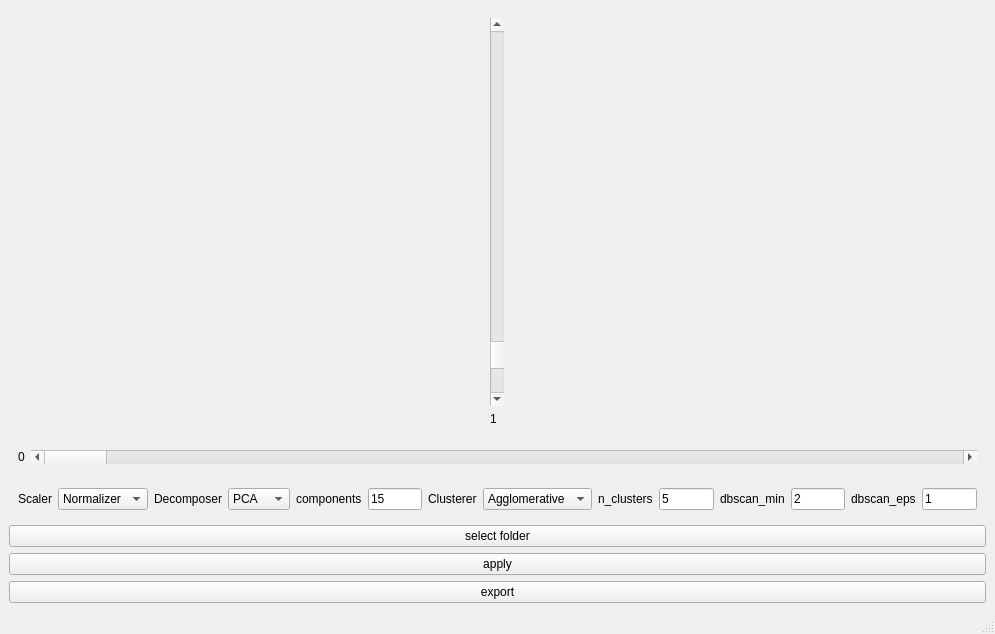
Above: gui/gui_form.ui from FrederikLauf/Image-Clustering-Tool before the change. Below: the same form after it.
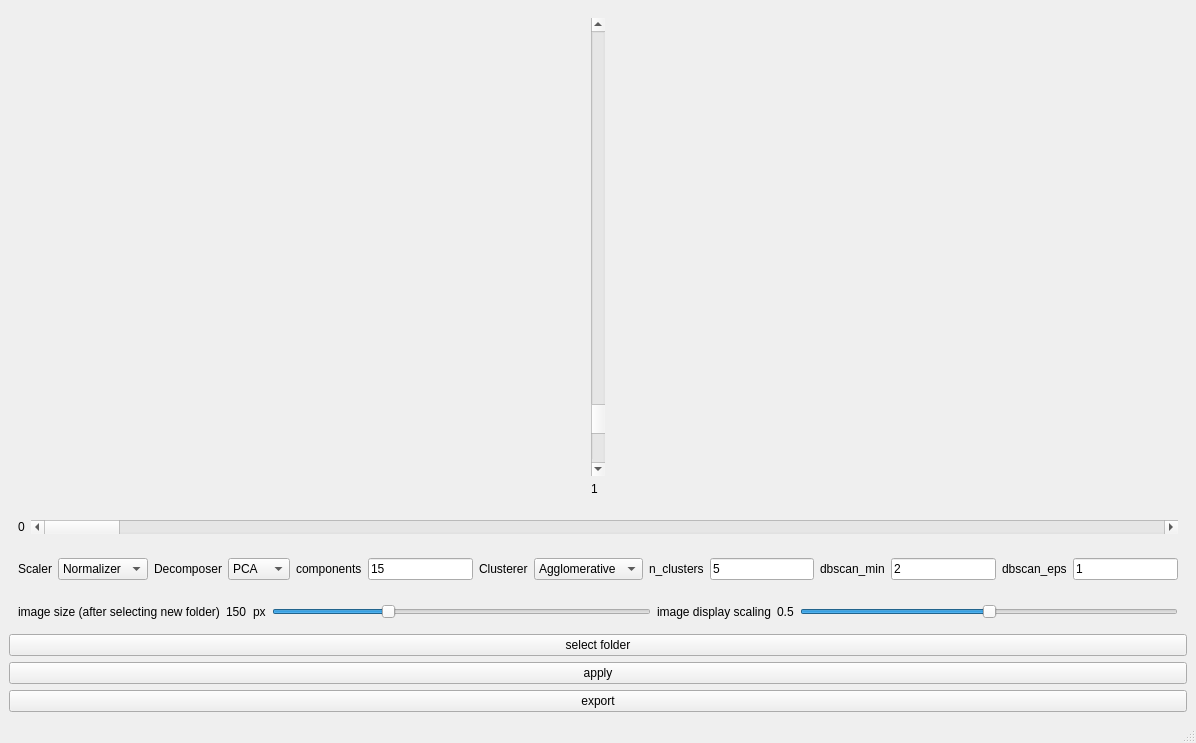
That is the form after the change.

Commit message: Introduce image display and pre scaling.

The edit to the form file:
```diff
--- a/gui/gui_form.ui
+++ b/gui/gui_form.ui
@@ -6,8 +6,8 @@
    <rect>
     <x>0</x>
     <y>0</y>
-    <width>995</width>
-    <height>634</height>
+    <width>1196</width>
+    <height>743</height>
    </rect>
   </property>
   <property name="windowTitle">
@@ -336,6 +336,82 @@
       </layout>
      </widget>
     </item>
+    <item>
+     <widget class="QWidget" name="widget" native="true">
+      <layout class="QHBoxLayout" name="horizontalLayout_4">
+       <item>
+        <widget class="QLabel" name="label_8">
+         <property name="text">
+          <string>image size (after selecting new folder)</string>
+         </property>
+        </widget>
+       </item>
+       <item>
+        <widget class="QLabel" name="preScalingLabel">
+         <property name="text">
+          <string>150</string>
+         </property>
+        </widget>
+       </item>
+       <item>
+        <widget class="QLabel" name="label_10">
+         <property name="text">
+          <string>px</string>
+         </property>
+        </widget>
+       </item>
+       <item>
+        <widget class="QSlider" name="preScalingSlider">
+         <property name="maximum">
+          <number>500</number>
+         </property>
+         <property name="singleStep">
+          <number>10</number>
+         </property>
+         <property name="pageStep">
+          <number>10</number>
+         </property>
+         <property name="value">
+          <number>150</number>
+         </property>
+         <property name="orientation">
+          <enum>Qt::Orientation::Horizontal</enum>
+         </property>
+        </widget>
+       </item>
+       <item>
+        <widget class="QLabel" name="label_9">
+         <property name="text">
+          <string>image display scaling</string>
+         </property>
+        </widget>
+       </item>
+       <item>
+        <widget class="QLabel" name="displayScalingLabel">
+         <property name="text">
+          <string>0.5</string>
+         </property>
+        </widget>
+       </item>
+       <item>
+        <widget class="QSlider" name="displayScalingSlider">
+         <property name="maximum">
+          <number>100</number>
+         </property>
+         <property name="pageStep">
+          <number>1</number>
+         </property>
+         <property name="value">
+          <number>50</number>
+         </property>
+         <property name="orientation">
+          <enum>Qt::Orientation::Horizontal</enum>
+         </property>
+        </widget>
+       </item>
+      </layout>
+     </widget>
+    </item>
     <item>
      <widget class="QPushButton" name="selectFolderButton">
       <property name="text">
```
Left out of the diff: 34 changed lines with no effect on the pictures. The commit also changes 4 other files.
